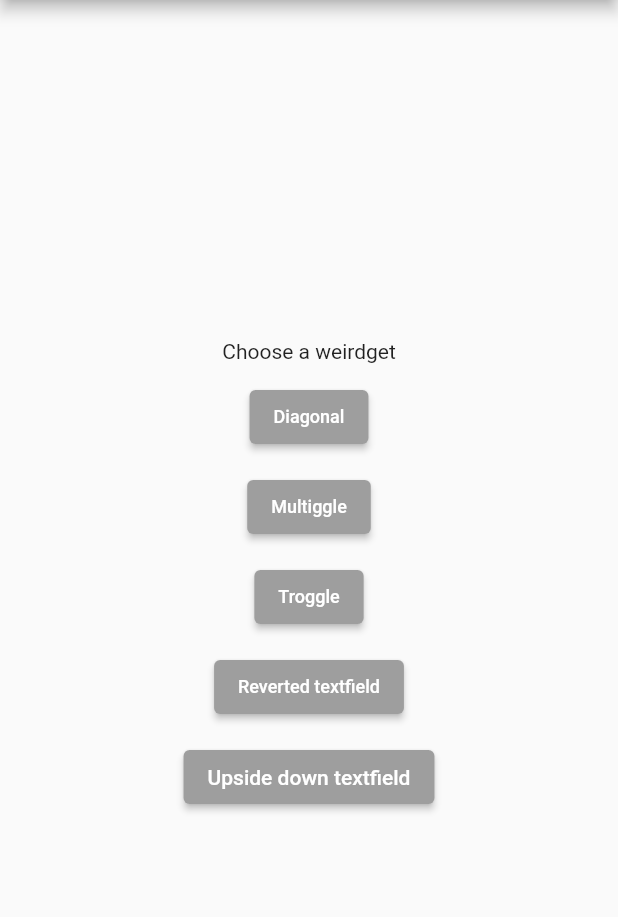
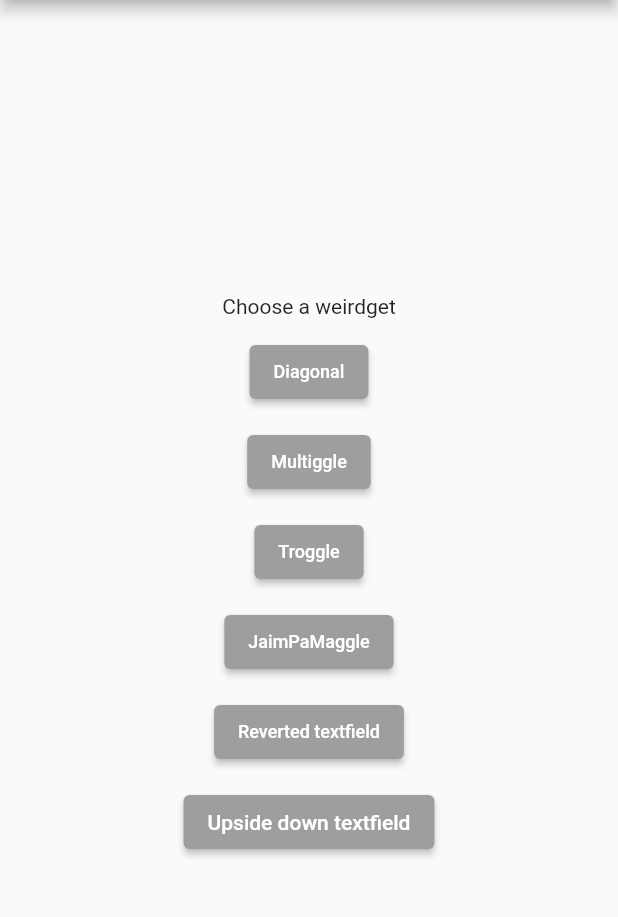
Before and after one commit to XPEHO/weirdgets, a Flutter app: the screen it shows after launch, on a phone screen of 412 x 824 dp, the part 84-1001 px from its top. Run offline on Flutter 3.47's test engine with Material 2 defaults, Android fonts, the phone set to English and light mode, and no system bars; our stand-ins replace camera.

Commit message:
feat(jaimpamaggle): create jaimpamaggle weirdget

```diff
--- a/example/lib/main.dart
+++ b/example/lib/main.dart
@@ -1,4 +1,5 @@
 import 'package:example/view/diagonal_page/diagonal_page.dart';
+import 'package:example/view/jaimpamaggle_page/jaimpamaggle_page.dart';
 import 'package:example/view/multiggle_page/multiggle_page.dart';
 import 'package:example/view/reverted_textfield/reverted_textfield_page.dart';
 import 'package:example/view/upside_down_textfield/upside_down_textfield_page.dart';
@@ -38,6 +39,7 @@ class MyApp extends StatelessWidget {
         UpsideDownTextfieldPage.routeName: (context) =>
             const UpsideDownTextfieldPage(),
         TrogglePage.routeName: (context) => const TrogglePage(),
+        JaimPaMagglePage.routeName: (context) => const JaimPaMagglePage(),
       },
     );
   }
@@ -142,6 +144,24 @@ class _MyHomePageState extends State<MyHomePage> {
                 primary: Colors.grey,
               ),
               onPressed: () =>
+                  Navigator.of(context).pushNamed("/jaim_pa_maggle"),
+              child: const Text(
+                "JaimPaMaggle",
+                style: TextStyle(
+                  fontSize: 12,
+                ),
+              ),
+            ),
+            const SizedBox(
+              height: 12,
+            ),
+            ElevatedButton(
+              style: ElevatedButton.styleFrom(
+                shape: RoundedRectangleBorder(
+                    borderRadius: BorderRadius.circular(4)),
+                primary: Colors.grey,
+              ),
+              onPressed: () =>
                   Navigator.of(context).pushNamed("/revertedTextField"),
               child: const Text(
                 "Reverted textfield",
--- /dev/null
+++ b/example/lib/view/jaimpamaggle_page/jaimpamaggle_page.dart
@@ -0,0 +1,23 @@
+import 'package:flutter/material.dart';
+import 'package:weirdgets/jaimpamaggle/jaimpamaggle.dart';
+
+class JaimPaMagglePage extends StatelessWidget {
+  static const routeName = "/jaim_pa_maggle";
+
+  const JaimPaMagglePage({Key? key}) : super(key: key);
+
+  @override
+  Widget build(BuildContext context) {
+    return Scaffold(
+      appBar: AppBar(
+        title: const Text("JaimPaMaggle"),
+      ),
+      body: const Center(
+        child: JaimPaMaggle(
+          label: 'JaimPaMaggle',
+          showCameraSelection: true,
+        ),
+      ),
+    );
+  }
+}
--- a/weirdgets/pubspec.yaml
+++ b/weirdgets/pubspec.yaml
@@ -8,6 +8,7 @@ environment:
   flutter: ">=1.17.0"
 
 dependencies:
+  camera: ^0.9.4+16
   flutter:
     sdk: flutter
 
```
Also changed, not shown: weirdgets/lib/jaimpamaggle/jaimpamaggle.dart (added, +126 -0 lines), example/pubspec.lock, 13 other files.
